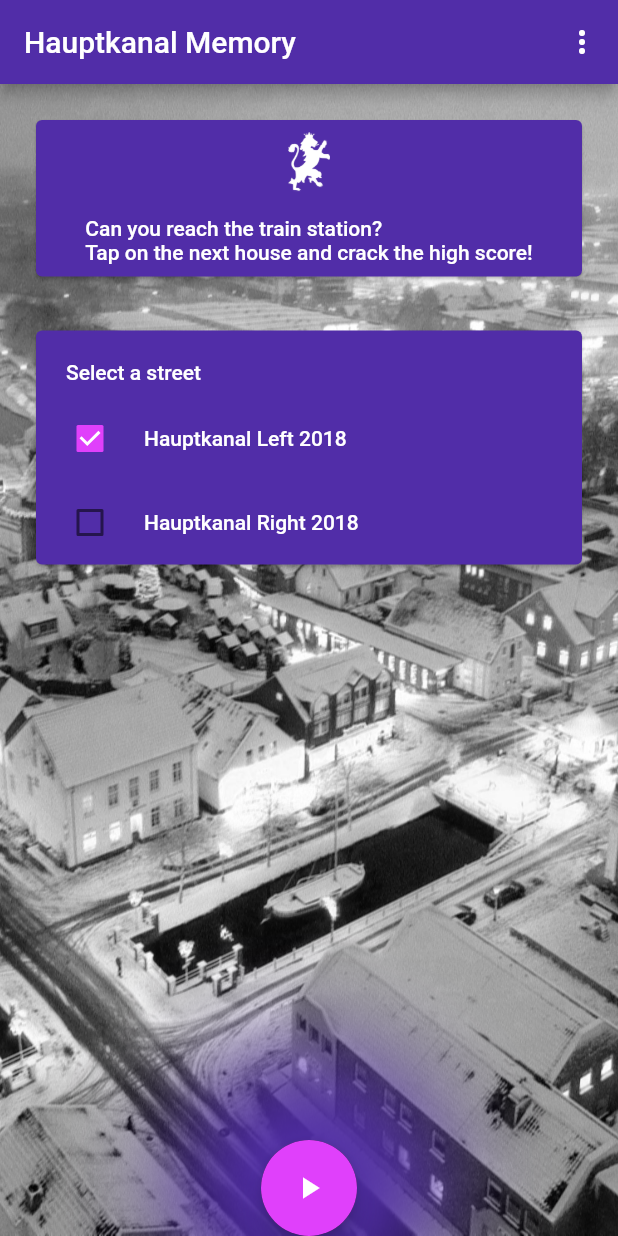
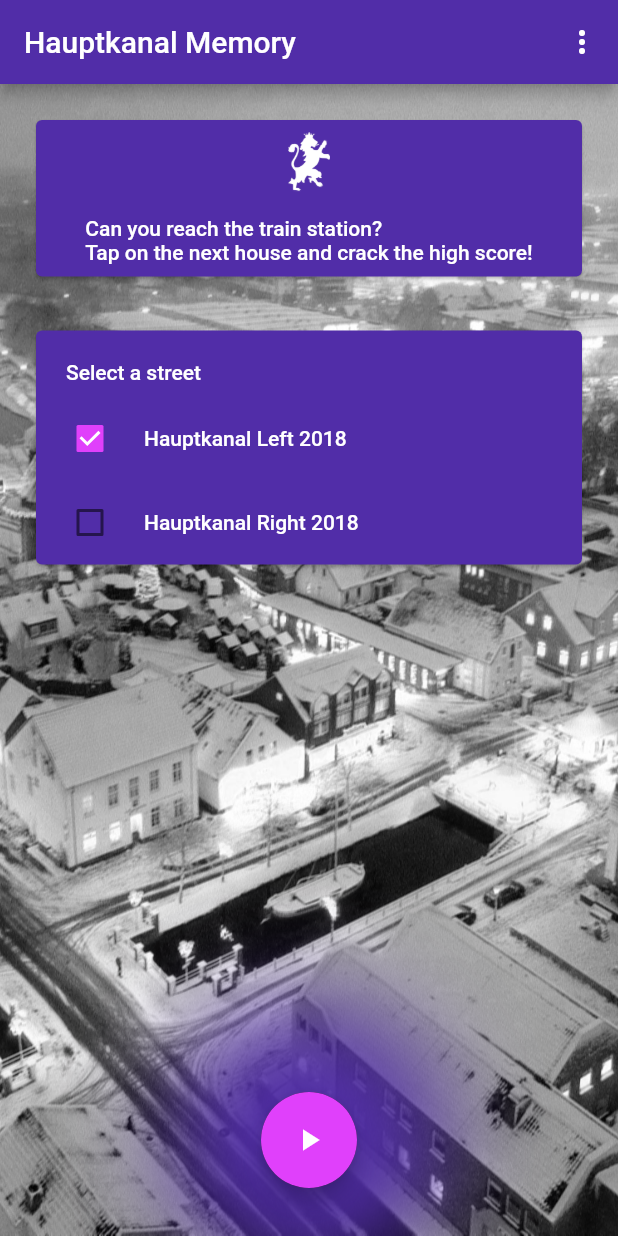
Before and after one commit to wlw81/hauptkanal_memory_flutter, a Flutter app: the screen it shows after launch, on a phone screen of 412 x 824 dp. Run offline on Flutter 3.47's test engine with Material 2 defaults, Android fonts, the phone set to English and light mode, and no system bars; drawn by our look-alikes of flip_card; our stand-ins replace assets_audio_player, google_fonts, vibration, wakelock; missing offline and left inert: games_services.

Commit message:
card animation working :)

```diff
--- a/lib/gameCardItem.dart
+++ b/lib/gameCardItem.dart
@@ -96,7 +96,7 @@ class _MyAppState extends State<GameCardItem> with TickerProviderStateMixin {
     return SlideTransition(
       position: _slideInAnimation,
       child: Card(
-        elevation: 4,
+        elevation: 8,
         child: ClipRRect(
             borderRadius: BorderRadius.circular(4.0), child: widget.cardImage),
       ),
--- a/lib/main.dart
+++ b/lib/main.dart
@@ -7,7 +7,6 @@ import 'package:games_services/games_services.dart';
 import 'package:hauptkanalmemory/app_localizations.dart';
 import 'package:hauptkanalmemory/flags.dart';
 import 'package:hauptkanalmemory/game.dart';
-import 'package:hauptkanalmemory/scoreDisplay.dart';
 import 'package:hauptkanalmemory/welcomeFlip.dart';
 import 'package:assets_audio_player/assets_audio_player.dart';
 
@@ -184,6 +183,7 @@ class _MyHomePageState extends State<MyHomePage>
               minHeight: 0.0,
               maxWidth: double.infinity,
               child: Image(
+                fit: BoxFit.cover,
                 image: AssetImage('assets/background.jpg'),
               ),
             ),
@@ -262,6 +262,7 @@ class _MyHomePageState extends State<MyHomePage>
             floatingActionButton: Container(
               width: 64,
               height: 64,
+              margin: const EdgeInsets.all(32.0),
               child: FloatingActionButton(
                 onPressed: _startGame,
                 child: Icon(Icons.play_arrow),
--- a/lib/scoreDisplay.dart
+++ b/lib/scoreDisplay.dart
@@ -16,11 +16,12 @@ class ScoreDisplay extends StatelessWidget {
   @override
   Widget build(BuildContext context) {
       return Container(
-          alignment: ((currentGame) ? Alignment.topRight : Alignment.bottomLeft),
+          alignment: Alignment.topRight ,
           padding: EdgeInsets.all(25.0),
           child: ClipRRect(
               borderRadius: BorderRadius.circular(15.0),
               child: Container(
+                padding: EdgeInsets.all(4.0),
                 color: Theme.of(context).accentColor,
                 child: Text(
                     ( (currentGame) ? AppLocalizations.of(context).translate('score') +' '+_format.format(_value):  'Start →'),
--- a/pubspec.yaml
+++ b/pubspec.yaml
@@ -11,7 +11,7 @@ description: A game around the inner citiy of Papenburg.
 # In iOS, build-name is used as CFBundleShortVersionString while build-number used as CFBundleVersion.
 # Read more about iOS versioning at
 # https://developer.apple.com/library/archive/documentation/General/Reference/InfoPlistKeyReference/Articles/CoreFoundationKeys.html
-version: 0.6.4+27
+version: 1.0.1+31
 
 environment:
   sdk: ">=2.2.0 <3.0.0"
```
Also changed, not shown: pubspec.lock.
